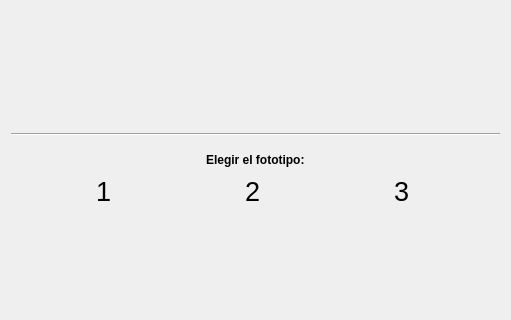
Above: dlgfototipo.ui from Gabnz/Spectrasoft before the change; both pictures show x 0 to 511 and y 81 to 401 of the 511 by 702 pixel window. Below: the same form after it.
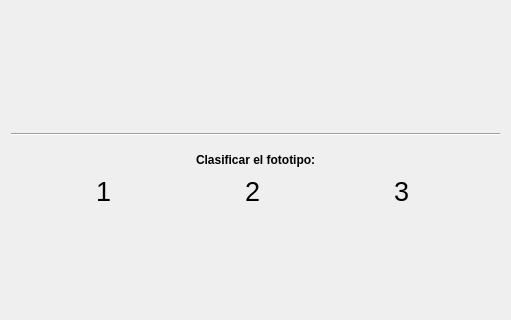
That is the form after the change. Icons and pictures are not drawn.

What changed in the file:
```diff
--- a/dlgfototipo.ui
+++ b/dlgfototipo.ui
@@ -274,7 +274,7 @@
          <item>
           <widget class="QLabel" name="etqTituloElegir">
            <property name="text">
-            <string>&lt;html&gt;&lt;head/&gt;&lt;body&gt;&lt;p&gt;&lt;span style=&quot; font-weight:600;&quot;&gt;Elegir el fototipo:&lt;/span&gt;&lt;/p&gt;&lt;/body&gt;&lt;/html&gt;</string>
+            <string>&lt;html&gt;&lt;head/&gt;&lt;body&gt;&lt;p&gt;&lt;span style=&quot; font-weight:600;&quot;&gt;Clasificar el fototipo:&lt;/span&gt;&lt;/p&gt;&lt;/body&gt;&lt;/html&gt;</string>
            </property>
           </widget>
          </item>
```
Left out of the diff: 2 changed lines with no effect on the pictures.
